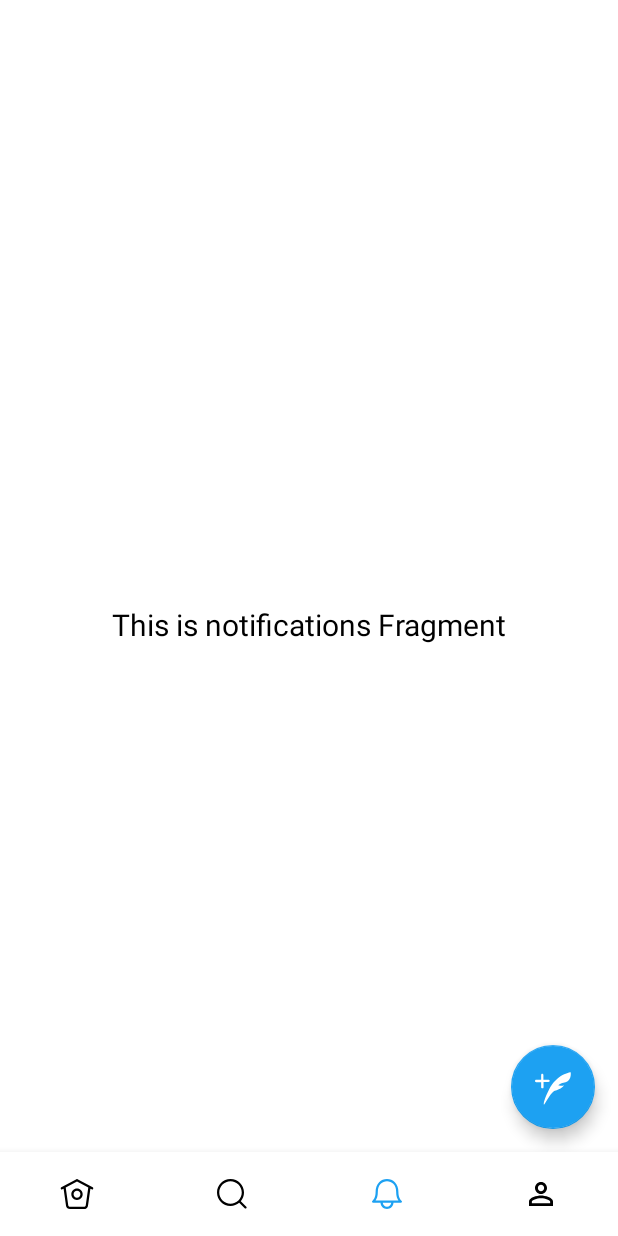
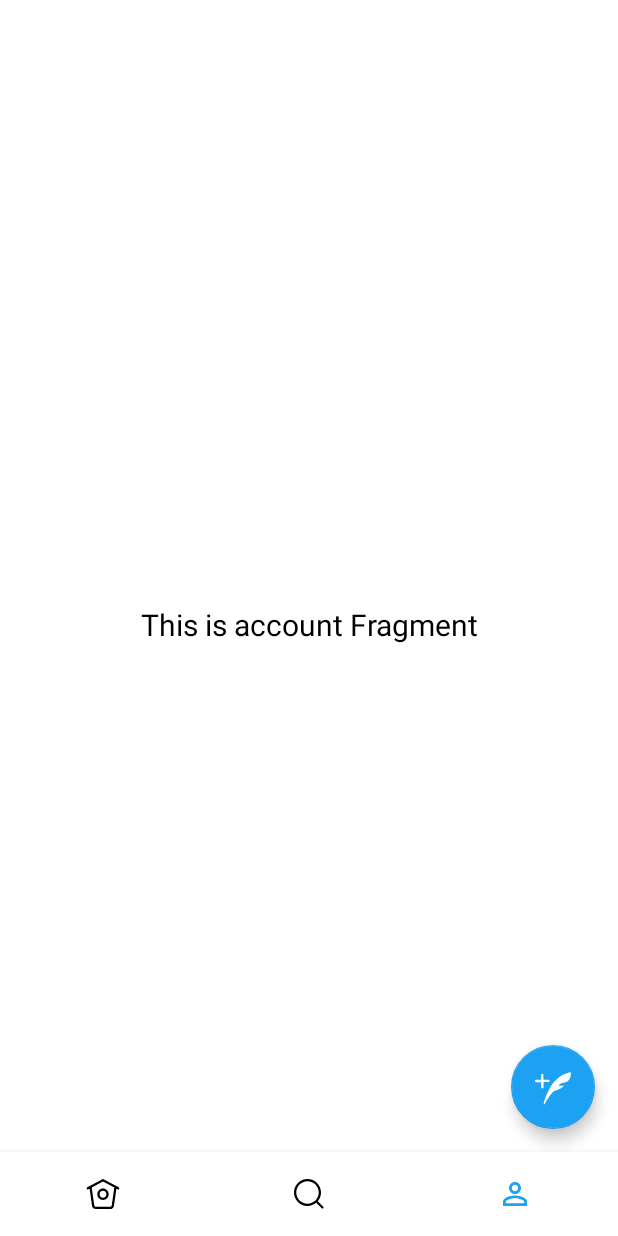
Before and after one commit to vellons/TwitterClone, an Android app: the NavigatorActivity screen opened directly, with no data from a screen before it, item 3 of the bottom bar chosen, on a phone screen of 412 x 824 dp. Run offline under Robolectric (Android 15) with nearby library versions, the phone set to English and light mode, and no system bars; our stand-ins replace navigation-ui.

Commit message:
Removed notification fragment

```diff
--- a/app/src/main/java/it/uninsubria/pdm/vellons/twitterclone/ui/notifications/NotificationsFragment.kt
+++ /dev/null
@@ -1,29 +0,0 @@
-package it.uninsubria.pdm.vellons.twitterclone.ui.notifications
-
-import android.os.Bundle
-import android.view.LayoutInflater
-import android.view.View
-import android.view.ViewGroup
-import android.widget.TextView
-import androidx.fragment.app.Fragment
-import androidx.lifecycle.ViewModelProvider
-import it.uninsubria.pdm.vellons.twitterclone.R
-
-class NotificationsFragment : Fragment() {
-
-    private lateinit var notificationsViewModel: NotificationsViewModel
-
-    override fun onCreateView(
-        inflater: LayoutInflater,
-        container: ViewGroup?,
-        savedInstanceState: Bundle?
-    ): View? {
-        notificationsViewModel = ViewModelProvider(this).get(NotificationsViewModel::class.java)
-        val root = inflater.inflate(R.layout.fragment_notifications, container, false)
-        val textView: TextView = root.findViewById(R.id.text)
-        notificationsViewModel.text.observe(viewLifecycleOwner, {
-            textView.text = it
-        })
-        return root
-    }
-}
--- a/app/src/main/java/it/uninsubria/pdm/vellons/twitterclone/ui/notifications/NotificationsViewModel.kt
+++ /dev/null
@@ -1,13 +0,0 @@
-package it.uninsubria.pdm.vellons.twitterclone.ui.notifications
-
-import androidx.lifecycle.LiveData
-import androidx.lifecycle.MutableLiveData
-import androidx.lifecycle.ViewModel
-
-class NotificationsViewModel : ViewModel() {
-
-    private val _text = MutableLiveData<String>().apply {
-        value = "This is notifications Fragment"
-    }
-    val text: LiveData<String> = _text
-}
--- a/app/src/main/res/menu/bottom_nav_menu.xml
+++ b/app/src/main/res/menu/bottom_nav_menu.xml
@@ -12,11 +12,6 @@
         android:title="@string/title_search" />
 
     <item
-        android:id="@+id/navigation_notifications"
-        android:icon="@drawable/ic_notifications_outline_24"
-        android:title="@string/title_notifications" />
-
-    <item
         android:id="@+id/navigation_account"
         android:icon="@drawable/ic_person_outline_24"
         android:title="@string/title_account" />
--- a/app/src/main/res/navigation/mobile_navigation.xml
+++ b/app/src/main/res/navigation/mobile_navigation.xml
@@ -18,12 +18,6 @@
         tools:layout="@layout/fragment_search" />
 
     <fragment
-        android:id="@+id/navigation_notifications"
-        android:name="it.uninsubria.pdm.vellons.twitterclone.ui.notifications.NotificationsFragment"
-        android:label="@string/title_notifications"
-        tools:layout="@layout/fragment_notifications" />
-
-    <fragment
         android:id="@+id/navigation_account"
         android:name="it.uninsubria.pdm.vellons.twitterclone.ui.account.AccountFragment"
         android:label="@string/title_account"
```
